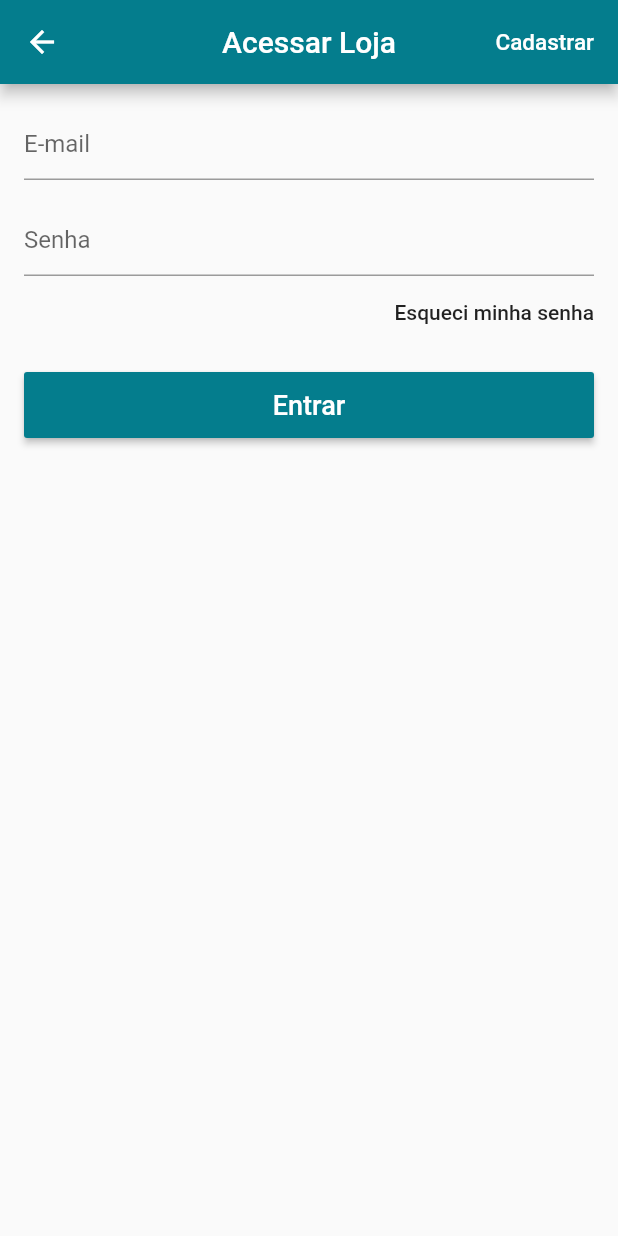
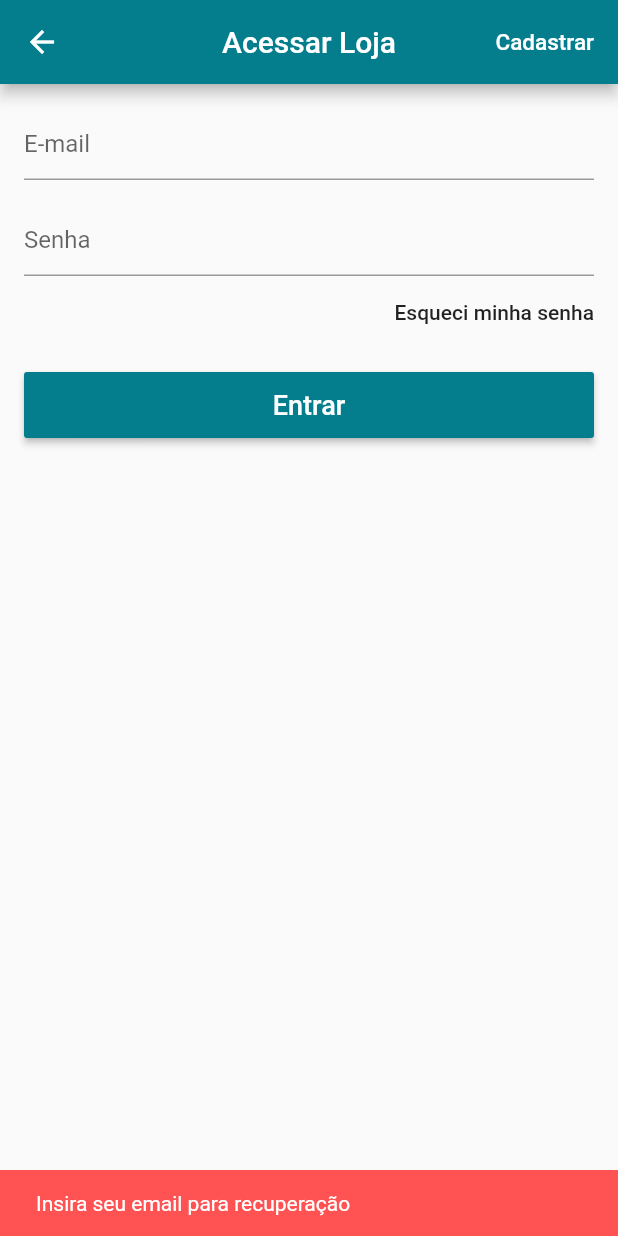
Before and after one commit to leandropnto/loja_virtual, a Flutter app: the LoginPage screen opened directly, after a tap on "Esqueci minha senha", on a phone screen of 412 x 824 dp. Run offline on Flutter 3.47's test engine with Material 2 defaults, Android fonts, the phone set to English and light mode, and no system bars; our stand-ins replace carousel_pro, cloud_firestore, firebase_auth, transparent_image; accounts and stored records are empty.

Commit message:
Reset de senha

```diff
--- a/lib/models/user_model.dart
+++ b/lib/models/user_model.dart
@@ -65,7 +65,9 @@ class UserModel extends Model {
     notifyListeners();
   }
 
-  void recoverPass() {}
+  void recoverPass({@required String email}) {
+    _auth.sendPasswordResetEmail(email: email);
+  }
 
   bool isLoggedIn() {
     return firebaseUser != null;
--- a/lib/pages/login_page.dart
+++ b/lib/pages/login_page.dart
@@ -84,7 +84,14 @@ class _LoginPageState extends State<LoginPage> {
                       textAlign: TextAlign.right,
                     ),
                     padding: EdgeInsets.zero,
-                    onPressed: () {},
+                    onPressed: () {
+                      if (_emailController.text.isEmpty){
+                        showMessage(message: "Insira seu email para recuperação");
+                      } else {
+                        showMessage(message: 'Confira seu email', color: Theme.of(context).primaryColor);
+                        model.recoverPass(email: _emailController.text);
+                      }
+                    },
                   ),
                 ),
                 SizedBox(
@@ -123,9 +130,13 @@ class _LoginPageState extends State<LoginPage> {
   }
 
   void _onFailure() {
+    showMessage(message: "Login ou senha inválidos! Por favor, tente novamente");
+  }
+
+  void showMessage({@required String message, Color color}) {
     _scaffoldKey.currentState.showSnackBar(SnackBar(
-      content: Text("Login ou senha inválidos! Por favor, tente novamente"),
-      backgroundColor: Colors.redAccent,
+      content: Text(message),
+      backgroundColor: color != null ? color : Colors.redAccent,
       duration: Duration(seconds: 2),
     ));
   }
```
